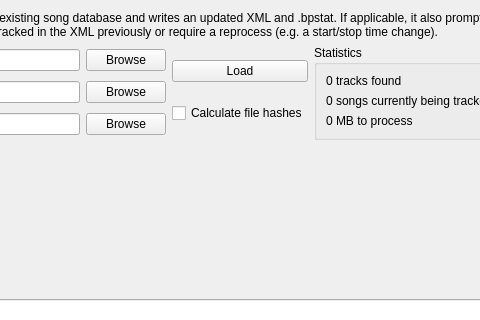
lgactna/bpsync, file std_sync.ui: the form before one commit; both pictures show x 217 to 697 and y 0 to 320 of the 840 by 754 pixel window.
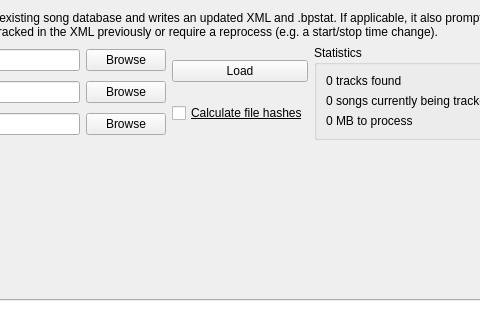
The form after the commit. Custom widgets are drawn as their Qt base class.

Commit message: add tooltip text to std sync window

The edit to the form file:
```diff
--- a/std_sync.ui
+++ b/std_sync.ui
@@ -116,6 +116,11 @@
        </item>
        <item>
         <widget class="QCheckBox" name="calc_hashes_checkbox">
+         <property name="font">
+          <font>
+           <underline>true</underline>
+          </font>
+         </property>
          <property name="toolTip">
           <string>This will take some time and the screen will probably hang - only enable this if songs that should be marked as reprocessable aren't.</string>
          </property>
```
The commit also changes 1 other file.
